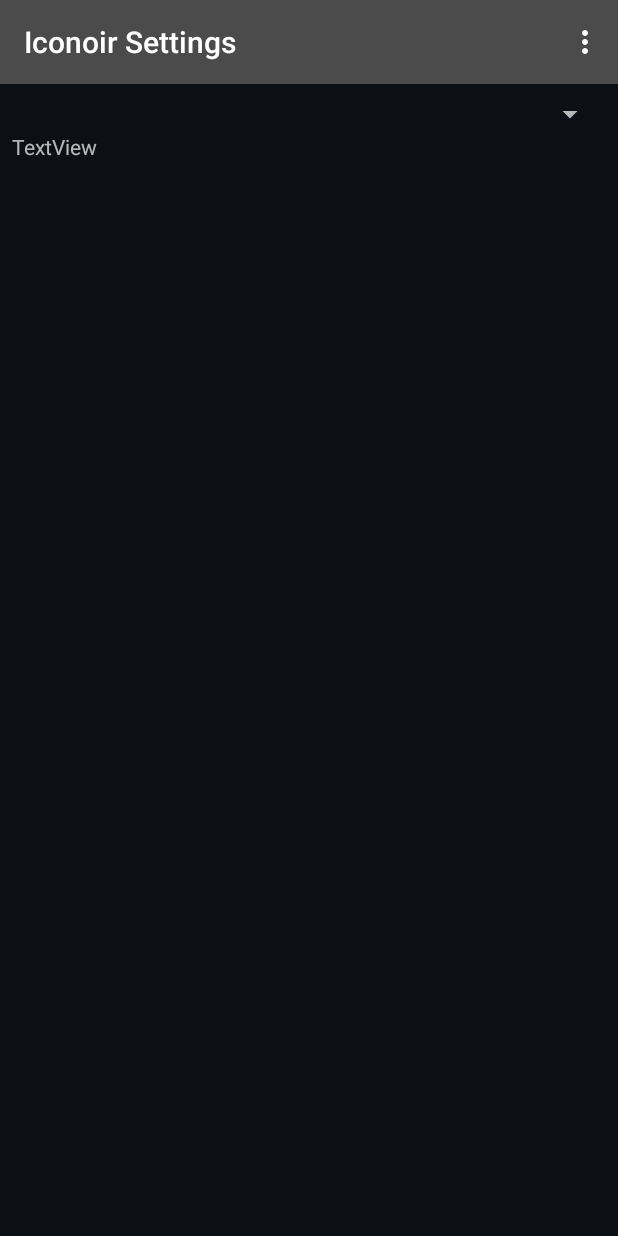
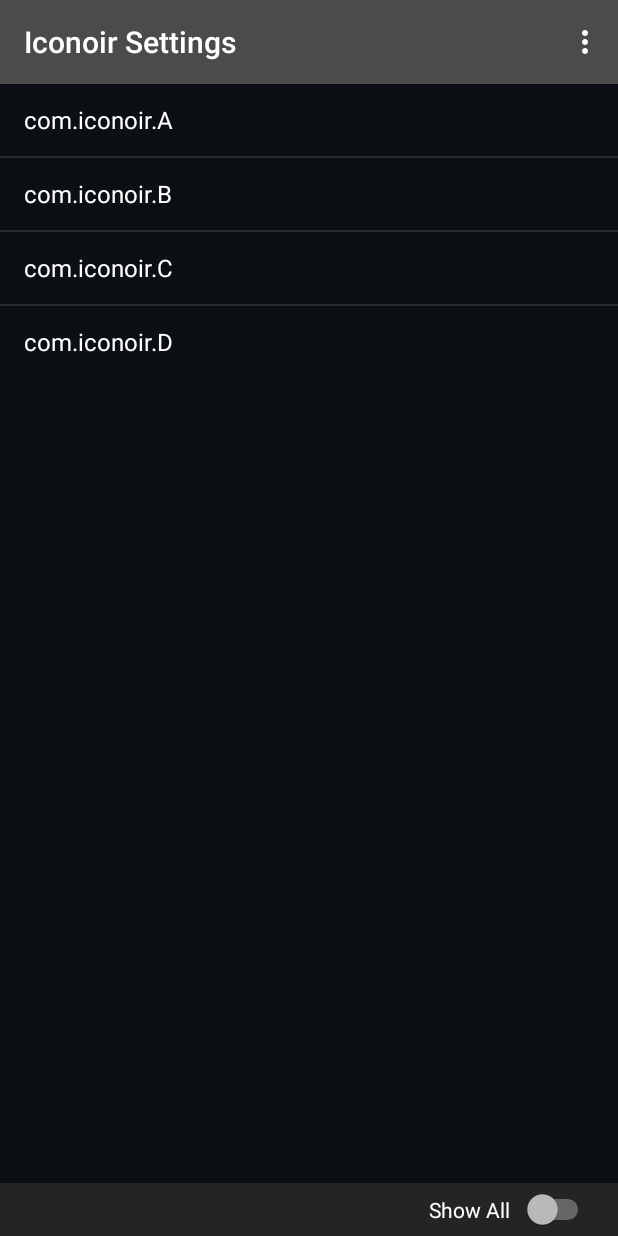
Before and after one commit to jmoon1506/Iconoir, an Android app: the screen it shows after launch (MainActivity), on a phone screen of 412 x 824 dp. Run offline under Robolectric (Android 15) with nearby library versions, the phone set to English and light mode, and no system bars.

Commit message:
Placeholder ListView.

```diff
--- a/app/src/main/AndroidManifest.xml
+++ b/app/src/main/AndroidManifest.xml
@@ -18,7 +18,7 @@
         </activity>
         <activity
             android:name=".AdvancedActivity"
-            android:label="@string/title_activity_advanced"
+            android:label="@string/menuAdvanced"
             android:parentActivityName=".MainActivity">
             <meta-data
                 android:name="android.support.PARENT_ACTIVITY"
--- a/app/src/main/java/com/iconoir/settings/AboutActivity.java
+++ b/app/src/main/java/com/iconoir/settings/AboutActivity.java
@@ -17,7 +17,7 @@ public class AboutActivity extends AppCompatActivity {
     protected void onCreate(Bundle savedInstanceState) {
         super.onCreate(savedInstanceState);
         setContentView(R.layout.activity_about);
-        setTitle(R.string.menu_about);
+        setTitle(R.string.menuAbout);
         setupActionBar();
     }
 
@@ -27,7 +27,6 @@ public class AboutActivity extends AppCompatActivity {
             // Show the Up button in the action bar.
             actionBar.setDisplayHomeAsUpEnabled(true);
             actionBar.setDisplayShowHomeEnabled(true);
-
         }
     }
 }
--- /dev/null
+++ b/app/src/main/java/com/iconoir/settings/LauncherInfo.java
@@ -0,0 +1,6 @@
+package com.iconoir.settings;
+
+public class LauncherInfo {
+    String launchPkg = "";
+    String iconoirPkg = "";
+}
--- a/app/src/main/java/com/iconoir/settings/MainActivity.java
+++ b/app/src/main/java/com/iconoir/settings/MainActivity.java
@@ -1,20 +1,34 @@
 package com.iconoir.settings;
 
 import android.content.Intent;
+import android.database.DataSetObserver;
 import android.preference.PreferenceActivity;
 import android.support.v7.app.AppCompatActivity;
 import android.os.Bundle;
+import android.support.v7.widget.LinearLayoutCompat;
 import android.view.Menu;
 import android.view.MenuItem;
+import android.view.View;
+import android.view.ViewGroup;
+import android.widget.AdapterView;
+import android.widget.ArrayAdapter;
+import android.widget.LinearLayout;
+import android.widget.ListAdapter;
+import android.widget.ListView;
+import android.widget.Toast;
+
+import java.util.ArrayList;
+import java.util.List;
 
 public class MainActivity extends AppCompatActivity {
+    ListView listView;
 
     @Override
     protected void onCreate(Bundle savedInstanceState) {
         super.onCreate(savedInstanceState);
         setContentView(R.layout.activity_main);
         setTitle(R.string.actionBarTitle);
-        addIcons();
+        loadLauncherList();
     }
 
     @Override
@@ -36,7 +50,26 @@ public class MainActivity extends AppCompatActivity {
         return super.onOptionsItemSelected(item);
     }
 
-    private void addIcons() {
+    private void loadLauncherList() {
+        listView = (ListView) findViewById(R.id.listView);
+        ArrayAdapter<String> adapter = new ArrayAdapter<String>(this,
+                android.R.layout.simple_list_item_1, android.R.id.text1,
+                getResources().getStringArray(R.array.iconoirPackages));
+        listView.setAdapter(adapter);
 
+        listView.setOnItemClickListener(new AdapterView.OnItemClickListener() {
+            @Override
+            public void onItemClick(AdapterView<?> parent, View view,
+                                    int position, long id) {
+                String  itemValue = (String) listView.getItemAtPosition(position);
+                Toast.makeText(getApplicationContext(),
+                        "Position :"+position+"  ListItem : " +itemValue , Toast.LENGTH_LONG)
+                        .show();
+            }
+        });
+
+//        List<LauncherInfo> launcherInfoList = new ArrayList<LauncherInfo>();
+//        launcherListView = (ListView) findViewById(R.id.launcherList);
+//        launcherListView.setAdapter(new LauncherListAdapter(this, launcherInfoList));
     }
 }
--- a/app/src/main/res/layout/activity_main.xml
+++ b/app/src/main/res/layout/activity_main.xml
@@ -1,44 +1,50 @@
 <?xml version="1.0" encoding="utf-8"?>
-<android.support.constraint.ConstraintLayout xmlns:android="http://schemas.android.com/apk/res/android"
+<RelativeLayout xmlns:android="http://schemas.android.com/apk/res/android"
     xmlns:app="http://schemas.android.com/apk/res-auto"
     xmlns:tools="http://schemas.android.com/tools"
-    android:layout_width="match_parent"
-    android:layout_height="match_parent"
-    tools:context="com.iconoir.settings.MainActivity">
+    android:layout_width="fill_parent"
+    android:layout_height="fill_parent"
+    android:orientation="vertical"
+    android:id="@+id/mainLayout">
 
-    <ScrollView
-        android:id="@+id/scrollView"
+    <RelativeLayout
+        android:id="@+id/mainPanel"
         android:layout_width="match_parent"
         android:layout_height="match_parent"
-        android:layout_marginTop="8dp"
-        android:layout_marginBottom="8dp"
-        android:layout_marginEnd="8dp"
-        android:layout_marginStart="8dp"
-        app:layout_constraintBottom_toBottomOf="parent"
-        app:layout_constraintEnd_toEndOf="parent"
-        app:layout_constraintStart_toStartOf="parent">
+        android:layout_above="@+id/bottomPanel">
 
-        <LinearLayout
+        <ListView
+            android:id="@+id/listView"
             android:layout_width="match_parent"
             android:layout_height="wrap_content"
-            android:orientation="vertical">
+            android:layout_alignParentLeft="true"
+            android:layout_alignParentStart="true">
 
-            <Spinner
-                android:id="@+id/spinner"
-                android:layout_width="match_parent"
-                android:layout_height="wrap_content" />
+        </ListView>
+    </RelativeLayout>
 
-            <LinearLayout
-                android:layout_width="match_parent"
-                android:layout_height="match_parent"
-                android:orientation="vertical"></LinearLayout>
+    <RelativeLayout
+        android:id="@+id/bottomPanel"
+        android:layout_width="match_parent"
+        android:layout_height="wrap_content"
+        android:layout_alignParentBottom="true"
+        android:background="@color/colorPanel">
 
-            <TextView
-                android:id="@+id/textView4"
-                android:layout_width="match_parent"
-                android:layout_height="wrap_content"
-                android:text="TextView" />
-        </LinearLayout>
-    </ScrollView>
+        <Switch
+            android:id="@+id/showAll"
+            android:layout_width="wrap_content"
+            android:layout_height="wrap_content"
+            android:layout_alignParentEnd="true"
+            android:layout_alignParentRight="true"
+            android:layout_alignParentTop="true"
+            android:gravity="center"
+            android:paddingBottom="8dp"
+            android:paddingLeft="16dp"
+            android:paddingRight="16dp"
+            android:paddingTop="8dp"
+            android:switchPadding="8dp"
+            android:text="Show All" />
+    </RelativeLayout>
 
-</android.support.constraint.ConstraintLayout>
+
+</RelativeLayout>
--- a/app/src/main/res/menu/menu_main.xml
+++ b/app/src/main/res/menu/menu_main.xml
@@ -3,11 +3,11 @@
 
     <item android:id="@+id/advanced"
           android:icon="@android:drawable/ic_menu_preferences"
-          android:title="@string/menu_advanced"
+          android:title="@string/menuAdvanced"
           app:showAsAction="never"/>
     <item android:id="@+id/about"
         android:icon="@android:drawable/ic_menu_info_details"
-        android:title="@string/menu_about"
+        android:title="@string/menuAbout"
         app:showAsAction="never"/>
 
 </menu>
--- a/app/src/main/res/values/colors.xml
+++ b/app/src/main/res/values/colors.xml
@@ -3,5 +3,6 @@
     <color name="colorPrimary">#4B4B4B</color>
     <color name="colorPrimaryDark">#D89B00</color>
     <color name="colorAccent">#72A57F</color>
+    <color name="colorPanel">#242424</color>
     <color name="colorBackground">#0c0f14</color>
 </resources>
```
Also changed, not shown: app/src/main/java/com/iconoir/settings/LauncherListAdapter.java (added, +36 -0 lines), app/src/main/res/layout/spinner_row.xml (+10 -15 lines), app/src/main/res/values/strings.xml (+12 -54 lines).
